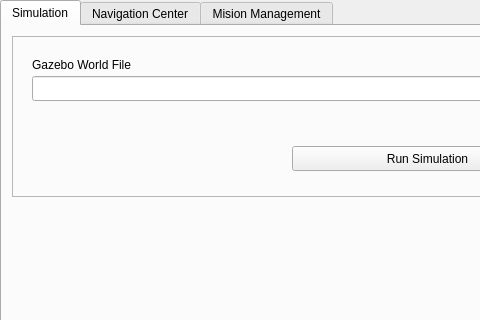
Above: wing_ros_ws/src/wing_navigator/scripts/demo_app.ui from amirrezasadeqi/funnywing before the change; both pictures show x 0 to 480 and y 0 to 320 of the 900 by 553 pixel window. Below: the same form after it.
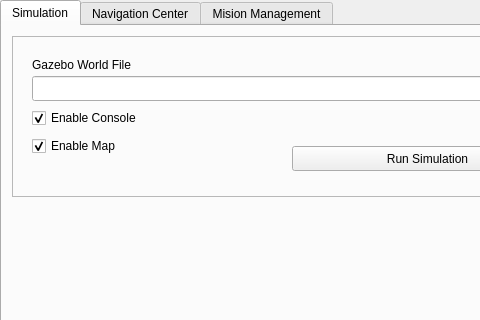
That is the form after the change.

What changed in the file:
```diff
--- a/wing_ros_ws/src/wing_navigator/scripts/demo_app.ui
+++ b/wing_ros_ws/src/wing_navigator/scripts/demo_app.ui
@@ -97,6 +97,38 @@
         <string>Browse</string>
        </property>
       </widget>
+      <widget class="QWidget" name="">
+       <property name="geometry">
+        <rect>
+         <x>20</x>
+         <y>70</y>
+         <width>127</width>
+         <height>54</height>
+        </rect>
+       </property>
+       <layout class="QVBoxLayout" name="verticalLayout">
+        <item>
+         <widget class="QCheckBox" name="checkBox_2">
+          <property name="text">
+           <string>Enable Console</string>
+          </property>
+          <property name="checked">
+           <bool>true</bool>
+          </property>
+         </widget>
+        </item>
+        <item>
+         <widget class="QCheckBox" name="checkBox">
+          <property name="text">
+           <string>Enable Map</string>
+          </property>
+          <property name="checked">
+           <bool>true</bool>
+          </property>
+         </widget>
+        </item>
+       </layout>
+      </widget>
      </widget>
     </widget>
     <widget class="QWidget" name="tab">
```
